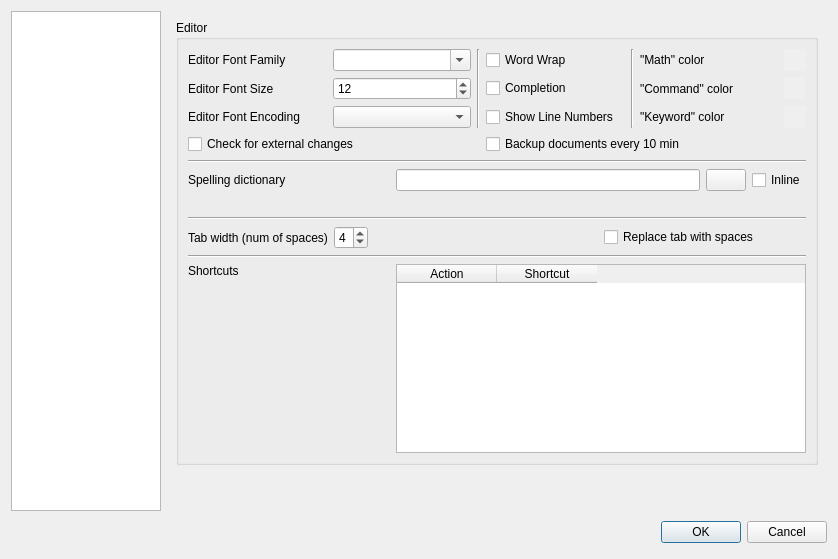
Before: the Qt Designer form configdialog.ui in orao/texmaker, drawn with Qt 5.
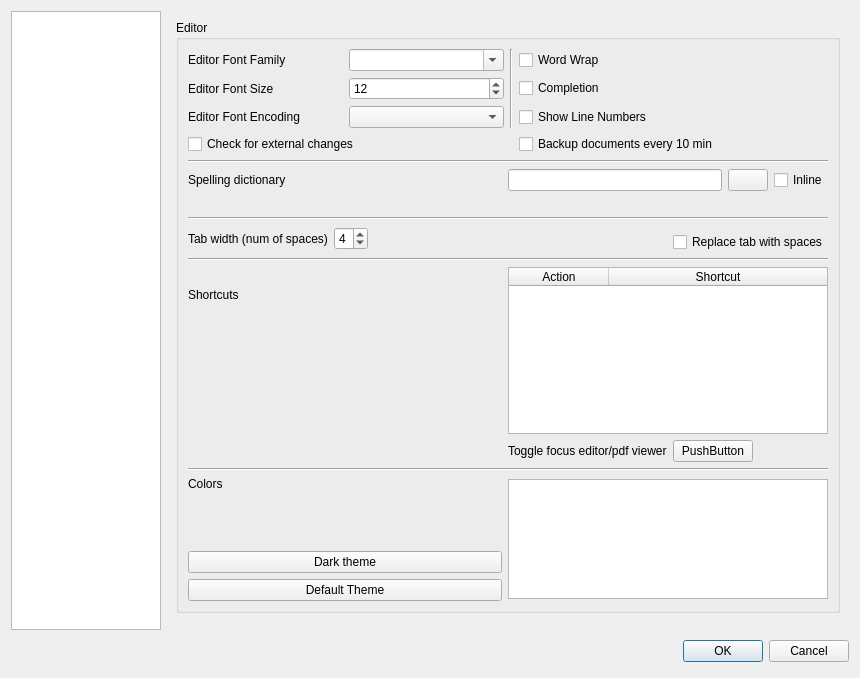
After: the same form once the commit is applied. The open tabs and pages were chosen to show the change. Icons and pictures are not drawn.

```diff
--- a/configdialog.ui
+++ b/configdialog.ui
@@ -6,8 +6,8 @@
    <rect>
     <x>0</x>
     <y>0</y>
-    <width>838</width>
-    <height>545</height>
+    <width>860</width>
+    <height>678</height>
    </rect>
   </property>
   <property name="windowTitle">
@@ -726,20 +726,7 @@
       </layout>
      </widget>
      <widget class="QWidget" name="pe">
-      <layout class="QGridLayout">
-       <item row="1" column="0">
-        <spacer>
-         <property name="orientation">
-          <enum>Qt::Vertical</enum>
-         </property>
-         <property name="sizeHint" stdset="0">
-          <size>
-           <width>411</width>
-           <height>40</height>
-          </size>
-         </property>
-        </spacer>
-       </item>
+      <layout class="QGridLayout" name="gridLayout_8">
        <item row="0" column="0">
         <widget class="QGroupBox" name="groupBox_3">
          <property name="sizePolicy">
@@ -752,7 +739,7 @@
           <string>Editor</string>
          </property>
          <layout class="QGridLayout" name="gridLayout_6">
-          <item row="0" column="0" colspan="3">
+          <item row="0" column="0" colspan="5">
            <layout class="QGridLayout" name="gridLayout">
             <item row="0" column="0">
              <widget class="QLabel" name="labelFamily">
@@ -775,61 +762,6 @@
               </property>
              </widget>
             </item>
-            <item row="0" column="3">
-             <widget class="QCheckBox" name="checkBoxWordwrap">
-              <property name="text">
-               <string>Word Wrap</string>
-              </property>
-             </widget>
-            </item>
-            <item row="0" column="4" rowspan="3">
-             <widget class="Line" name="line_4">
-              <property name="orientation">
-               <enum>Qt::Vertical</enum>
-              </property>
-             </widget>
-            </item>
-            <item row="0" column="5">
-             <widget class="QLabel" name="labelColorMath">
-              <property name="text">
-               <string>&quot;Math&quot; color</string>
-              </property>
-             </widget>
-            </item>
-            <item row="0" column="6">
-             <widget class="QPushButton" name="pushButtonColorMath">
-              <property name="sizePolicy">
-               <sizepolicy hsizetype="Fixed" vsizetype="Fixed">
-                <horstretch>0</horstretch>
-                <verstretch>0</verstretch>
-               </sizepolicy>
-              </property>
-              <property name="minimumSize">
-               <size>
-                <width>22</width>
-                <height>22</height>
-               </size>
-              </property>
-              <property name="maximumSize">
-               <size>
-                <width>22</width>
-                <height>22</height>
-               </size>
-              </property>
-              <property name="toolTip">
-               <string>Click here to set this color</string>
-              </property>
-              <property name="autoFillBackground">
-               <bool>true</bool>
-              </property>
-              <property name="text">
-               <string/>
-              </property>
-              <property name="flat">
-               <bool>true</bool>
-              </property>
-             </widget>
-            </item>
             <item row="1" column="0">
              <widget class="QLabel" name="labelSize">
               <property name="text">
@@ -847,54 +779,6 @@
               </property>
              </widget>
             </item>
-            <item row="1" column="3">
-             <widget class="QCheckBox" name="checkBoxCompletion">
-              <property name="text">
-               <string>Completion</string>
-              </property>
-             </widget>
-            </item>
-            <item row="1" column="5">
-             <widget class="QLabel" name="labelColorCommand">
-              <property name="text">
-               <string>&quot;Command&quot; color</string>
-              </property>
-             </widget>
-            </item>
-            <item row="1" column="6">
-             <widget class="QPushButton" name="pushButtonColorCommand">
-              <property name="sizePolicy">
-               <sizepolicy hsizetype="Fixed" vsizetype="Fixed">
-                <horstretch>0</horstretch>
-                <verstretch>0</verstretch>
-               </sizepolicy>
-              </property>
-              <property name="minimumSize">
-               <size>
-                <width>22</width>
-                <height>22</height>
-               </size>
-              </property>
-              <property name="maximumSize">
-               <size>
-                <width>22</width>
-                <height>22</height>
-               </size>
-              </property>
-              <property name="toolTip">
-               <string>Click here to set this color</string>
-              </property>
-              <property name="autoFillBackground">
-               <bool>true</bool>
-              </property>
-              <property name="text">
-               <string/>
-              </property>
-              <property name="flat">
-               <bool>true</bool>
-              </property>
-             </widget>
-            </item>
             <item row="2" column="0">
              <widget class="QLabel" name="labelEncoding">
               <property name="text">
@@ -905,54 +789,6 @@
             <item row="2" column="1">
              <widget class="QComboBox" name="comboBoxEncoding"/>
             </item>
-            <item row="2" column="3">
-             <widget class="QCheckBox" name="checkBoxLinenumber">
-              <property name="text">
-               <string>Show Line Numbers</string>
-              </property>
-             </widget>
-            </item>
-            <item row="2" column="5">
-             <widget class="QLabel" name="labelColorKeyword">
-              <property name="text">
-               <string>&quot;Keyword&quot; color</string>
-              </property>
-             </widget>
-            </item>
-            <item row="2" column="6">
-             <widget class="QPushButton" name="pushButtonColorKeyword">
-              <property name="sizePolicy">
-               <sizepolicy hsizetype="Fixed" vsizetype="Fixed">
-                <horstretch>0</horstretch>
-                <verstretch>0</verstretch>
-               </sizepolicy>
-              </property>
-              <property name="minimumSize">
-               <size>
-                <width>22</width>
-                <height>22</height>
-               </size>
-              </property>
-              <property name="maximumSize">
-               <size>
-                <width>22</width>
-                <height>22</height>
-               </size>
-              </property>
-              <property name="toolTip">
-               <string>Click here to set this color</string>
-              </property>
-              <property name="autoFillBackground">
-               <bool>true</bool>
-              </property>
-              <property name="text">
-               <string/>
-              </property>
-              <property name="flat">
-               <bool>true</bool>
-              </property>
-             </widget>
-            </item>
             <item row="3" column="0" colspan="2">
              <widget class="QCheckBox" name="checkBoxWatcher">
               <property name="text">
@@ -960,16 +796,37 @@
               </property>
              </widget>
             </item>
-            <item row="3" column="3" colspan="3">
+            <item row="3" column="3" colspan="2">
              <widget class="QCheckBox" name="checkBoxAutoSave">
               <property name="text">
                <string>Backup documents every 10 min</string>
               </property>
              </widget>
             </item>
+            <item row="0" column="3" colspan="2">
+             <widget class="QCheckBox" name="checkBoxWordwrap">
+              <property name="text">
+               <string>Word Wrap</string>
+              </property>
+             </widget>
+            </item>
+            <item row="1" column="3" colspan="2">
+             <widget class="QCheckBox" name="checkBoxCompletion">
+              <property name="text">
+               <string>Completion</string>
+              </property>
+             </widget>
+            </item>
+            <item row="2" column="3" colspan="2">
+             <widget class="QCheckBox" name="checkBoxLinenumber">
+              <property name="text">
+               <string>Show Line Numbers</string>
+              </property>
+             </widget>
+            </item>
            </layout>
           </item>
-          <item row="1" column="0" colspan="3">
+          <item row="1" column="0" colspan="5">
            <widget class="Line" name="line">
             <property name="orientation">
              <enum>Qt::Horizontal</enum>
@@ -978,12 +835,18 @@
           </item>
           <item row="2" column="0">
            <widget class="QLabel" name="labelASpellCommand">
+            <property name="sizePolicy">
+             <sizepolicy hsizetype="MinimumExpanding" vsizetype="Preferred">
+              <horstretch>0</horstretch>
+              <verstretch>0</verstretch>
+             </sizepolicy>
+            </property>
             <property name="text">
              <string>Spelling dictionary</string>
             </property>
            </widget>
           </item>
-          <item row="2" column="1" colspan="2">
+          <item row="2" column="1" colspan="4">
            <layout class="QHBoxLayout">
             <item>
              <widget class="QLineEdit" name="lineEditAspellCommand">
@@ -1024,24 +887,14 @@
             </item>
            </layout>
           </item>
-          <item row="3" column="1">
-           <widget class="QLabel" name="labelGetDic">
-            <property name="text">
-             <string/>
-            </property>
-            <property name="textFormat">
-             <enum>Qt::RichText</enum>
-            </property>
-           </widget>
-          </item>
-          <item row="4" column="0" colspan="3">
+          <item row="4" column="0" colspan="5">
            <widget class="Line" name="line_2">
             <property name="orientation">
              <enum>Qt::Horizontal</enum>
             </property>
            </widget>
           </item>
-          <item row="5" column="0" colspan="2">
+          <item row="5" column="0" rowspan="2" colspan="3">
            <layout class="QHBoxLayout" name="horizontalLayout_2">
             <item>
              <widget class="QLabel" name="labelTabWidth">
@@ -1078,42 +931,28 @@
             </item>
            </layout>
           </item>
-          <item row="5" column="2">
+          <item row="6" column="3" colspan="2">
            <widget class="QCheckBox" name="checkBoxTab">
             <property name="text">
              <string>Replace tab with spaces</string>
             </property>
            </widget>
           </item>
-          <item row="6" column="0" colspan="3">
+          <item row="7" column="0" rowspan="2" colspan="5">
            <widget class="Line" name="line_5">
             <property name="orientation">
              <enum>Qt::Horizontal</enum>
             </property>
            </widget>
           </item>
-          <item row="7" column="0">
+          <item row="9" column="0">
            <widget class="QLabel" name="labelshortcut">
             <property name="text">
              <string>Shortcuts</string>
             </property>
            </widget>
           </item>
-          <item row="7" column="1" rowspan="2" colspan="2">
-           <widget class="QTableWidget" name="shorttableWidget">
-            <column>
-             <property name="text">
-              <string>Action</string>
-             </property>
-            </column>
-            <column>
-             <property name="text">
-              <string>Shortcut</string>
-             </property>
-            </column>
-           </widget>
-          </item>
-          <item row="8" column="0">
+          <item row="10" column="0" rowspan="3">
            <spacer>
             <property name="orientation">
              <enum>Qt::Vertical</enum>
@@ -1126,9 +965,139 @@
             </property>
            </spacer>
           </item>
+          <item row="12" column="1" colspan="2">
+           <widget class="QLabel" name="label_2">
+            <property name="sizePolicy">
+             <sizepolicy hsizetype="MinimumExpanding" vsizetype="Preferred">
+              <horstretch>0</horstretch>
+              <verstretch>0</verstretch>
+             </sizepolicy>
+            </property>
+            <property name="text">
+             <string>Toggle focus editor/pdf viewer</string>
+            </property>
+           </widget>
+          </item>
+          <item row="13" column="0" rowspan="2" colspan="5">
+           <widget class="Line" name="line_4">
+            <property name="orientation">
+             <enum>Qt::Horizontal</enum>
+            </property>
+           </widget>
+          </item>
+          <item row="18" column="0">
+           <spacer name="verticalSpacer">
+            <property name="orientation">
+             <enum>Qt::Vertical</enum>
+            </property>
+            <property name="sizeHint" stdset="0">
+             <size>
+              <width>138</width>
+              <height>62</height>
+             </size>
+            </property>
+           </spacer>
+          </item>
+          <item row="12" column="3">
+           <widget class="QPushButton" name="pushButtonToggleFocus">
+            <property name="text">
+             <string>PushButton</string>
+            </property>
+           </widget>
+          </item>
+          <item row="9" column="1" rowspan="3" colspan="4">
+           <widget class="QTableWidget" name="shorttableWidget">
+            <attribute name="horizontalHeaderStretchLastSection">
+             <bool>true</bool>
+            </attribute>
+            <column>
+             <property name="text">
+              <string>Action</string>
+             </property>
+            </column>
+            <column>
+             <property name="text">
+              <string>Shortcut</string>
+             </property>
+            </column>
+           </widget>
+          </item>
+          <item row="17" column="0">
+           <widget class="QLabel" name="label_3">
+            <property name="text">
+             <string>Colors</string>
+            </property>
+           </widget>
+          </item>
+          <item row="20" column="0">
+           <widget class="QPushButton" name="pushButtonDefault">
+            <property name="text">
+             <string>Default Theme</string>
+            </property>
+           </widget>
+          </item>
+          <item row="19" column="0">
+           <widget class="QPushButton" name="pushButtonDark">
+            <property name="text">
+             <string>Dark theme</string>
+            </property>
+           </widget>
+          </item>
+          <item row="17" column="1" rowspan="4" colspan="4">
+           <widget class="QTableWidget" name="colortableWidget">
+            <property name="maximumSize">
+             <size>
+              <width>16777215</width>
+              <height>120</height>
+             </size>
+            </property>
+            <attribute name="horizontalHeaderVisible">
+             <bool>false</bool>
+            </attribute>
+            <attribute name="horizontalHeaderStretchLastSection">
+             <bool>true</bool>
+            </attribute>
+            <attribute name="verticalHeaderVisible">
+             <bool>false</bool>
+            </attribute>
+            <column>
+             <property name="text">
+              <string>Item</string>
+             </property>
+            </column>
+            <column>
+             <property name="text">
+              <string>Color</string>
+             </property>
+            </column>
+           </widget>
+          </item>
+          <item row="3" column="0" colspan="5">
+           <widget class="QLabel" name="labelGetDic">
+            <property name="text">
+             <string/>
+            </property>
+            <property name="textFormat">
+             <enum>Qt::RichText</enum>
+            </property>
+           </widget>
+          </item>
          </layout>
         </widget>
        </item>
+       <item row="1" column="0">
+        <spacer>
+         <property name="orientation">
+          <enum>Qt::Vertical</enum>
+         </property>
+         <property name="sizeHint" stdset="0">
+          <size>
+           <width>411</width>
+           <height>40</height>
+          </size>
+         </property>
+        </spacer>
+       </item>
       </layout>
      </widget>
     </widget>
```
Left out of the diff: 3 changed lines with no effect on the pictures.
